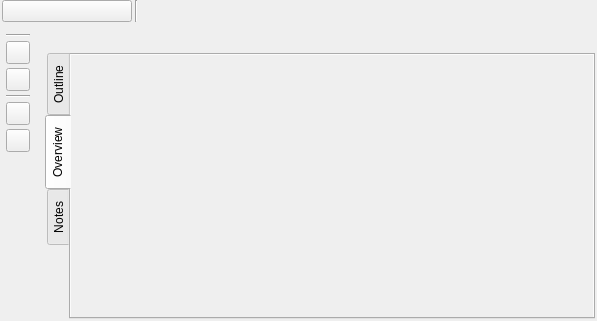
Old version of the form ui/story_structure_settings.ui in the repository zkovari/plotlyst.
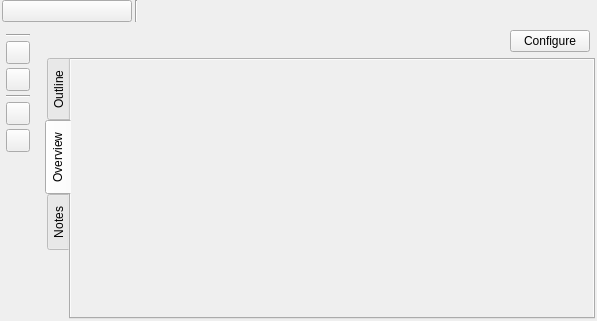
New version of the form. The open tabs and pages were chosen to show the change. Custom widgets are drawn as their Qt base class.

Commit message: base popup

The edit to the form file:
```diff
--- a/ui/story_structure_settings.ui
+++ b/ui/story_structure_settings.ui
@@ -193,11 +193,24 @@
           <number>40</number>
          </property>
          <property name="topMargin">
-          <number>25</number>
+          <number>5</number>
          </property>
          <property name="rightMargin">
           <number>5</number>
          </property>
+         <item alignment="Qt::AlignRight">
+          <widget class="QPushButton" name="btnConfigure">
+           <property name="cursor">
+            <cursorShape>PointingHandCursor</cursorShape>
+           </property>
+           <property name="text">
+            <string>Configure</string>
+           </property>
+           <property name="transparent" stdset="0">
+            <bool>true</bool>
+           </property>
+          </widget>
+         </item>
          <item>
           <widget class="StoryStructureTimelineWidget" name="wdgPreview" native="true"/>
          </item>
@@ -309,8 +322,8 @@
                <rect>
                 <x>0</x>
                 <y>0</y>
-                <width>514</width>
-                <height>255</height>
+                <width>518</width>
+                <height>247</height>
                </rect>
               </property>
               <property name="sizePolicy">
```
Left out of the diff: 6 changed lines with no effect on the pictures. The commit also changes 2 other files.
